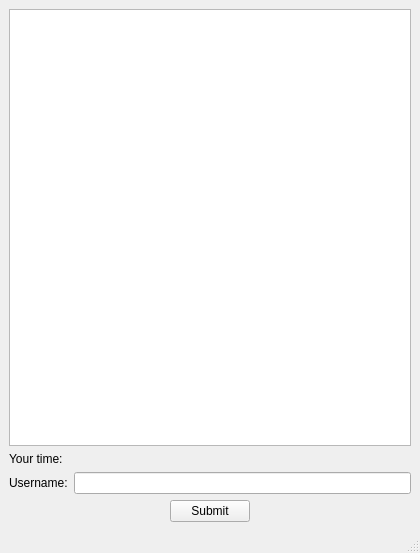
This is leaderboard.ui in pavolmarak/minesweeper as Qt 5 draws it before an edit. The edited form follows.
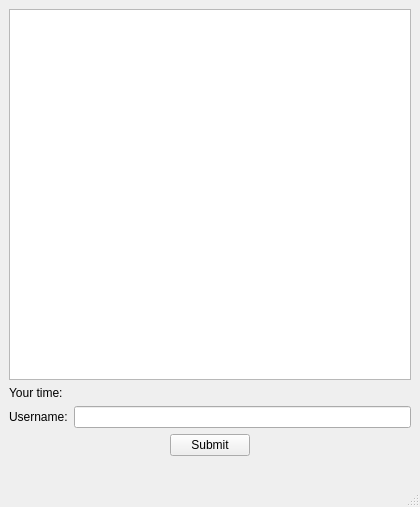
This is the edited form.

Commit message: Fixed a couple of problems with window resizing behaviour.

What changed in the file:
```diff
--- a/leaderboard.ui
+++ b/leaderboard.ui
@@ -7,11 +7,11 @@
     <x>0</x>
     <y>0</y>
     <width>420</width>
-    <height>553</height>
+    <height>507</height>
    </rect>
   </property>
   <property name="sizePolicy">
-   <sizepolicy hsizetype="Minimum" vsizetype="Minimum">
+   <sizepolicy hsizetype="Preferred" vsizetype="Preferred">
     <horstretch>0</horstretch>
     <verstretch>0</verstretch>
    </sizepolicy>
@@ -28,9 +28,11 @@
   <widget class="QWidget" name="centralwidget">
    <layout class="QVBoxLayout" name="verticalLayout">
     <item>
+     <layout class="QVBoxLayout" name="verticalLayout_2">
+      <item>
      <widget class="QTableWidget" name="leader_table">
       <property name="sizePolicy">
-       <sizepolicy hsizetype="Minimum" vsizetype="Expanding">
+         <sizepolicy hsizetype="Preferred" vsizetype="Expanding">
         <horstretch>0</horstretch>
         <verstretch>0</verstretch>
        </sizepolicy>
@@ -38,12 +40,33 @@
       <property name="minimumSize">
        <size>
         <width>400</width>
-        <height>400</height>
-       </size>
-      </property>
+          <height>0</height>
+         </size>
+        </property>
+        <property name="editTriggers">
+         <set>QAbstractItemView::NoEditTriggers</set>
+        </property>
+        <property name="selectionBehavior">
+         <enum>QAbstractItemView::SelectRows</enum>
+        </property>
+        <property name="sortingEnabled">
+         <bool>false</bool>
+        </property>
+        <attribute name="horizontalHeaderCascadingSectionResizes">
+         <bool>true</bool>
+        </attribute>
+        <attribute name="horizontalHeaderShowSortIndicator" stdset="0">
+         <bool>false</bool>
+        </attribute>
       <attribute name="horizontalHeaderStretchLastSection">
        <bool>true</bool>
       </attribute>
+        <attribute name="verticalHeaderVisible">
+         <bool>true</bool>
+        </attribute>
+        <attribute name="verticalHeaderCascadingSectionResizes">
+         <bool>true</bool>
+        </attribute>
      </widget>
     </item>
     <item>
@@ -80,7 +103,14 @@
        </widget>
       </item>
       <item>
-       <widget class="QLineEdit" name="username"/>
+         <widget class="QLineEdit" name="username">
+          <property name="sizePolicy">
+           <sizepolicy hsizetype="Expanding" vsizetype="Preferred">
+            <horstretch>0</horstretch>
+            <verstretch>0</verstretch>
+           </sizepolicy>
+          </property>
+         </widget>
       </item>
      </layout>
     </item>
@@ -121,6 +151,24 @@
       </item>
      </layout>
     </item>
+      <item>
+       <spacer name="verticalSpacer">
+        <property name="orientation">
+         <enum>Qt::Vertical</enum>
+        </property>
+        <property name="sizeType">
+         <enum>QSizePolicy::Preferred</enum>
+        </property>
+        <property name="sizeHint" stdset="0">
+         <size>
+          <width>20</width>
+          <height>20</height>
+         </size>
+        </property>
+       </spacer>
+      </item>
+     </layout>
+    </item>
    </layout>
   </widget>
   <widget class="QMenuBar" name="menubar">
```
Left out of the diff: 5 changed lines with no effect on the pictures. Lines whose indentation alone changed are shown as unchanged. The commit also changes 6 other files.
